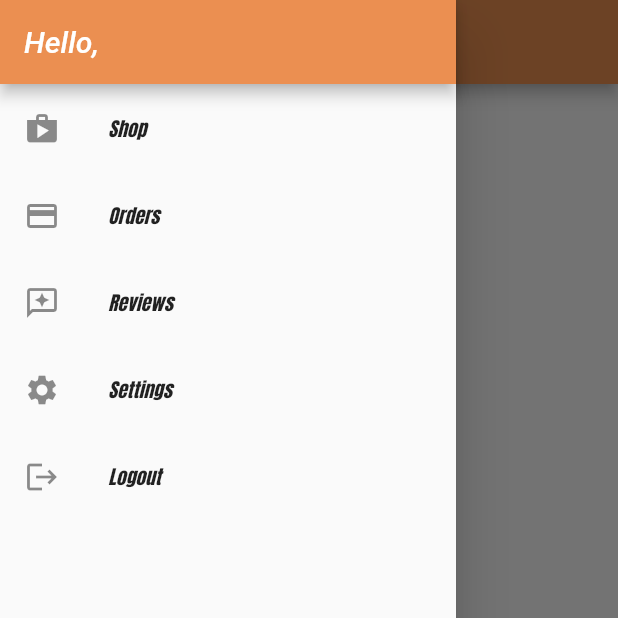
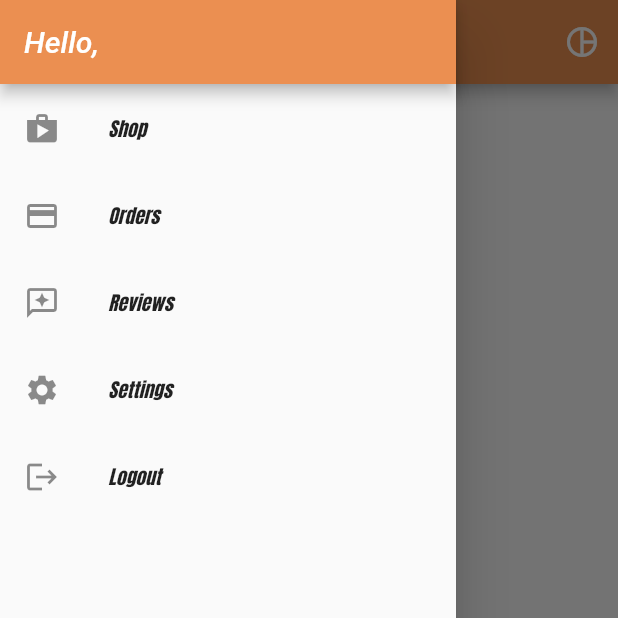
Before and after one commit to RoyAvidar/Flutter_Nestjs, a Flutter app: the AdminOrderScreen screen opened by its route, with the side drawer open, on a phone screen of 412 x 824 dp, the top half of it. Run offline on Flutter 3.47's test engine with Material 2 defaults, Android fonts, the phone set to English and light mode, and no system bars; our stand-ins replace adaptive_theme, flutter_settings_screens, graphql_flutter, image_picker, shared_preferences; accounts and stored records are empty; network calls fail.

Commit message:
new screen for admin

```diff
--- a/lib/screens/admin/admin_orders_screen.dart
+++ b/lib/screens/admin/admin_orders_screen.dart
@@ -1,6 +1,7 @@
 import 'package:flutter/material.dart';
 import 'package:flutter_main/models/order.dart';
 import 'package:flutter_main/providers/orders.dart';
+import 'package:flutter_main/screens/admin/admin_chart_screen.dart';
 import 'package:flutter_main/widgets/admin/admin_order_item.dart';
 import 'package:flutter_main/widgets/app_drawer.dart';
 import 'package:flutter_main/widgets/order_item.dart';
@@ -38,6 +39,14 @@ class _AdminOrderScreenState extends State<AdminOrderScreen> {
     return Scaffold(
       appBar: AppBar(
         title: Text('Hello Admin'),
+        actions: [
+          IconButton(
+            onPressed: () {
+              Navigator.of(context).pushNamed(AdminChartScreen.routeName);
+            },
+            icon: Icon(Icons.pie_chart_outline),
+          ),
+        ],
       ),
       drawer: AppDrawer(),
       body: orders.isEmpty
--- a/lib/widgets/router.dart
+++ b/lib/widgets/router.dart
@@ -1,6 +1,7 @@
 import 'package:flutter_main/screens/account_address_screen.dart';
 import 'package:flutter_main/screens/add_address_screen.dart';
 import 'package:flutter_main/screens/address_screen.dart';
+import 'package:flutter_main/screens/admin/admin_chart_screen.dart';
 import 'package:flutter_main/screens/admin/categories/admin_create_category_screen.dart';
 import 'package:flutter_main/screens/admin/categories/admin_delete_category_screen.dart';
 import 'package:flutter_main/screens/admin/categories/admin_edit_categories_screen.dart';
@@ -40,6 +41,7 @@ class Routes {
     AdminDeleteCategoryScreen.routeName: (ctx) => AdminDeleteCategoryScreen(),
     AdminOrderScreen.routeName: (ctx) => AdminOrderScreen(),
     AdminUserScreen.routeName: (ctx) => AdminUserScreen(),
+    AdminChartScreen.routeName: (ctx) => AdminChartScreen(),
     EditProductScreen.routeName: (ctx) => EditProductScreen(),
     OverviewScreen.routeName: (ctx) => OverviewScreen(),
     CategoriesFilter.routeName: (ctx) => CategoriesFilter(),
--- a/pubspec.yaml
+++ b/pubspec.yaml
@@ -37,6 +37,7 @@ dependencies:
   flutter_settings_screens: ^0.2.2+1
   image_picker: ^0.8.4+4
   pay: ^1.0.8
+  fl_chart: ^0.50.1
 
 dev_dependencies:
   flutter_test:
```
Also changed, not shown: lib/screens/admin/admin_chart_screen.dart (added, +19 -0 lines), pubspec.lock.
